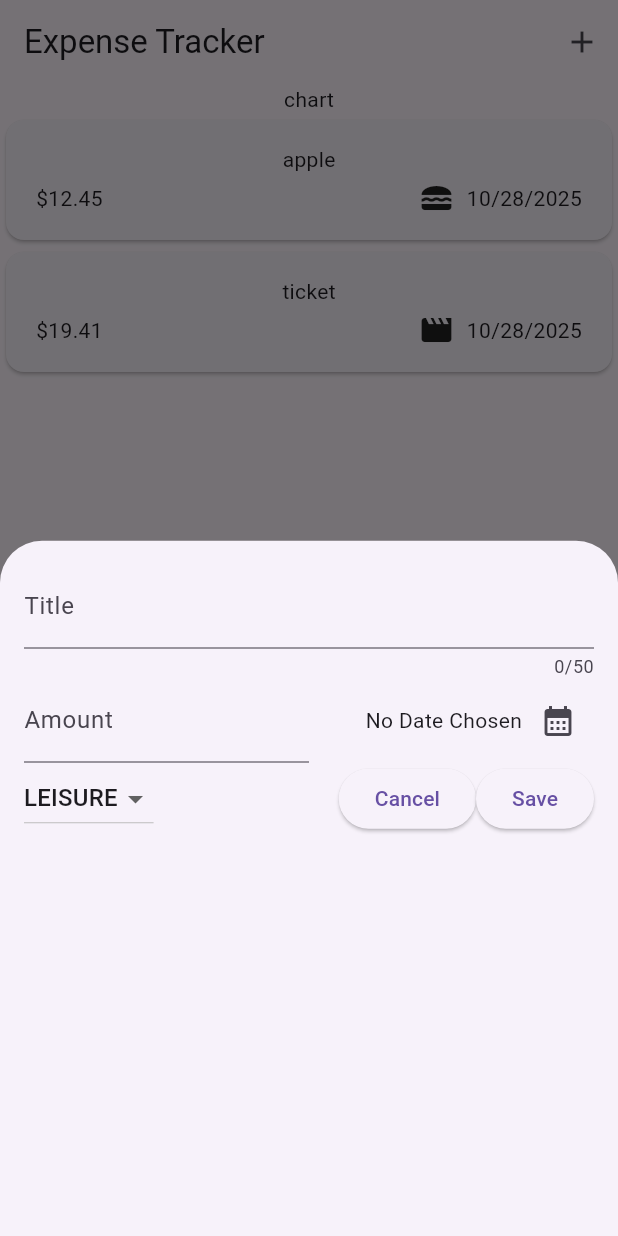
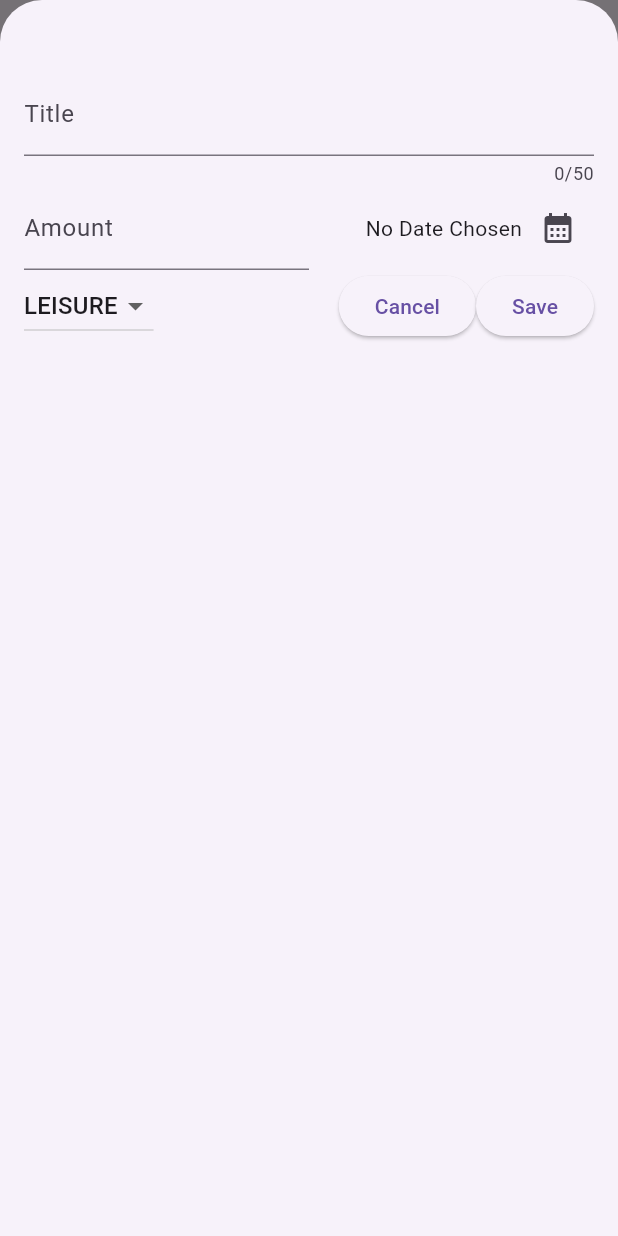
Before and after one commit to AlanYuan16/expense_tracker, a Flutter app: the screen it shows after launch, after a tap on the "add" icon, on a phone screen of 412 x 824 dp. Run offline on Flutter 3.47's test engine with Material 3 defaults, Android fonts, the phone set to English and light mode, and no system bars.

Commit message:
Finished adding items to expense

```diff
--- a/lib/expenses.dart
+++ b/lib/expenses.dart
@@ -14,8 +14,14 @@ class Expenses extends StatefulWidget{
 class _ExpensesState extends State<Expenses> {
   void _openAddExpenseOverlay(){
     showModalBottomSheet(context: context,
-    builder: (ctx) => NewExpense(),
+    builder: (ctx) => NewExpense(onAddExpense: _addExpense),
+    isScrollControlled: true,
     );
+  }
+  void _addExpense(Expense expense ){
+    setState(() {
+      _registeredExpenses.add(expense);
+    });
   }
 
   final List<Expense> _registeredExpenses = [
--- a/lib/new_expense.dart
+++ b/lib/new_expense.dart
@@ -6,8 +6,8 @@ import 'package:expense_tracker/models/expense.dart';
 final formatter = DateFormat.yMd();
 
 class NewExpense extends StatefulWidget {
-  const NewExpense({super.key});
-
+  const NewExpense({super.key, required void Function(Expense expense) onAddExpense, required this.onAddExpense});
+  final void Function(Expense expense) onAddExpense;
   @override
   State<NewExpense> createState() {
     return _NewExpenseState();
@@ -31,7 +31,7 @@ class _NewExpenseState extends State<NewExpense> {
     final enteredAmount = double.tryParse(_amountController.text);
     final amountIsInvalid = enteredAmount == null || enteredAmount <= 0;
 
-     if(_titleController.text.trim().isEmpty)
+     if(_titleController.text.trim().isEmpty || amountIsInvalid || _selectedDate == null)
     {
       //show some error -> tell the user is cant be empty
       showDialog(context: context,
@@ -46,7 +46,10 @@ class _NewExpenseState extends State<NewExpense> {
        ));
        return;
     }
-
+    widget.onAddExpense(
+      Expense(title: _titleController.text, amount: enteredAmount!, date: _selectedDate!, category: _selectedCategory)
+    );
+    Navigator.pop(context);
   }
   void _presentDatePicker() async {
     final now = DateTime.now();
@@ -65,7 +68,7 @@ class _NewExpenseState extends State<NewExpense> {
   @override
   Widget build(BuildContext context) {
     return Padding(
-      padding: EdgeInsets.all(16.0),
+      padding: EdgeInsets.fromLTRB(16,48,16,16),
       child: Column(
         children: [
           TextField(
@@ -94,12 +97,12 @@ class _NewExpenseState extends State<NewExpense> {
               const SizedBox(height: 16),
               Expanded(
                 child: Row(
-                  mainAxisAlignment: MainAxisAlignment.end, // Align to the right
-                  crossAxisAlignment: CrossAxisAlignment.center, // Center vertically
+                  mainAxisAlignment: MainAxisAlignment.end,
+                  crossAxisAlignment: CrossAxisAlignment.center,
                   children: [
                     Text(_selectedDate == null
                         ? "No Date Chosen"
-                        : formatter.format(_selectedDate!)), // note to self: ! means "this nullable variable isnt null, trust me", so dart wont throw potential null exceptions/errors
+                        : formatter.format(_selectedDate!)),
                     IconButton(
                       onPressed: () {
                         _presentDatePicker();
```
